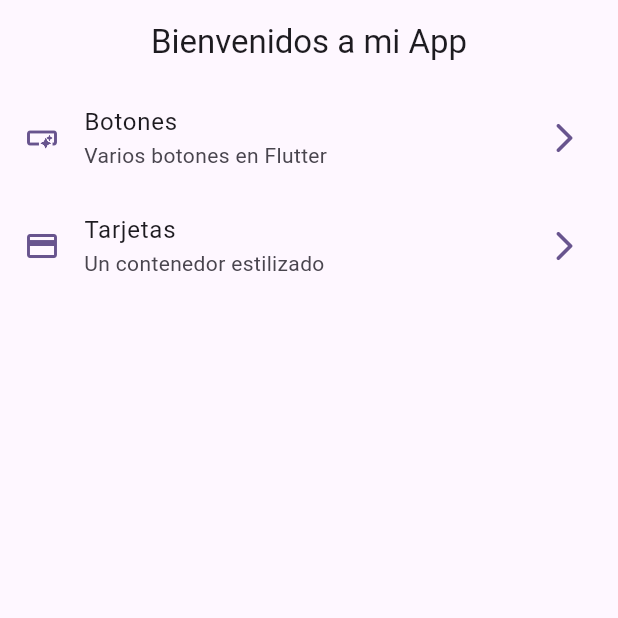
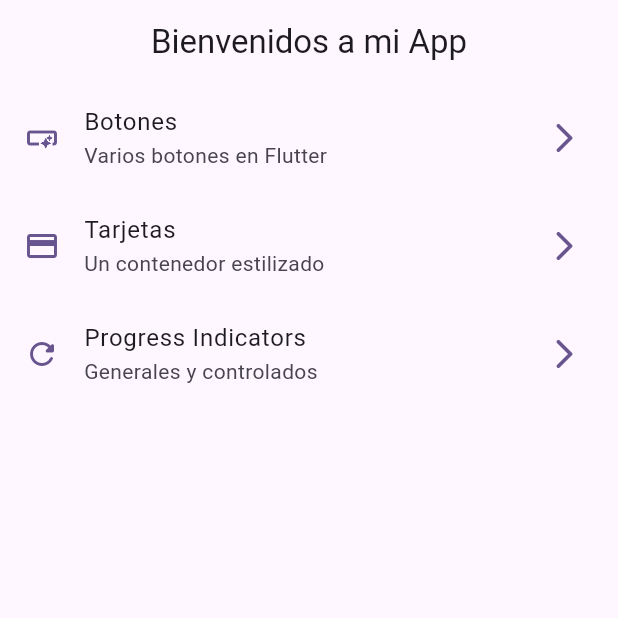
Before and after one commit to Francisco-V98/widgets_app, a Flutter app: the screen it shows after launch, on a phone screen of 412 x 824 dp, the top half of it. Run offline on Flutter 3.47's test engine with Material 3 defaults, Android fonts, the phone set to English and light mode, and no system bars; our stand-ins replace go_router.

Commit message:
135- Inicio seccion 10, progressIndicator, circle progress

```diff
--- a/lib/config/manu/menu_items.dart
+++ b/lib/config/manu/menu_items.dart
@@ -30,4 +30,11 @@ const appMenuItems = <MenuItem>[
     icon: Icons.credit_card
   ),
 
+  MenuItem(
+    title: 'Progress Indicators',
+    subTitle: 'Generales y controlados',
+    link: '/progress',
+    icon: Icons.refresh_rounded
+  ),
+
 ];
--- a/lib/config/router/app_router.dart
+++ b/lib/config/router/app_router.dart
@@ -23,6 +23,12 @@ final appRouter = GoRouter(
       builder: (context, state) => const CardsScreen(),
     ),
 
+    GoRoute(
+      path: '/progress',
+      name: ProgressScreen.name,
+      builder: (context, state) => const ProgressScreen(),
+    ),
+
 
   ]
 );
```
Also changed, not shown: lib/presentation/screens/progress/progress_screen.dart (+40 -0 lines).
